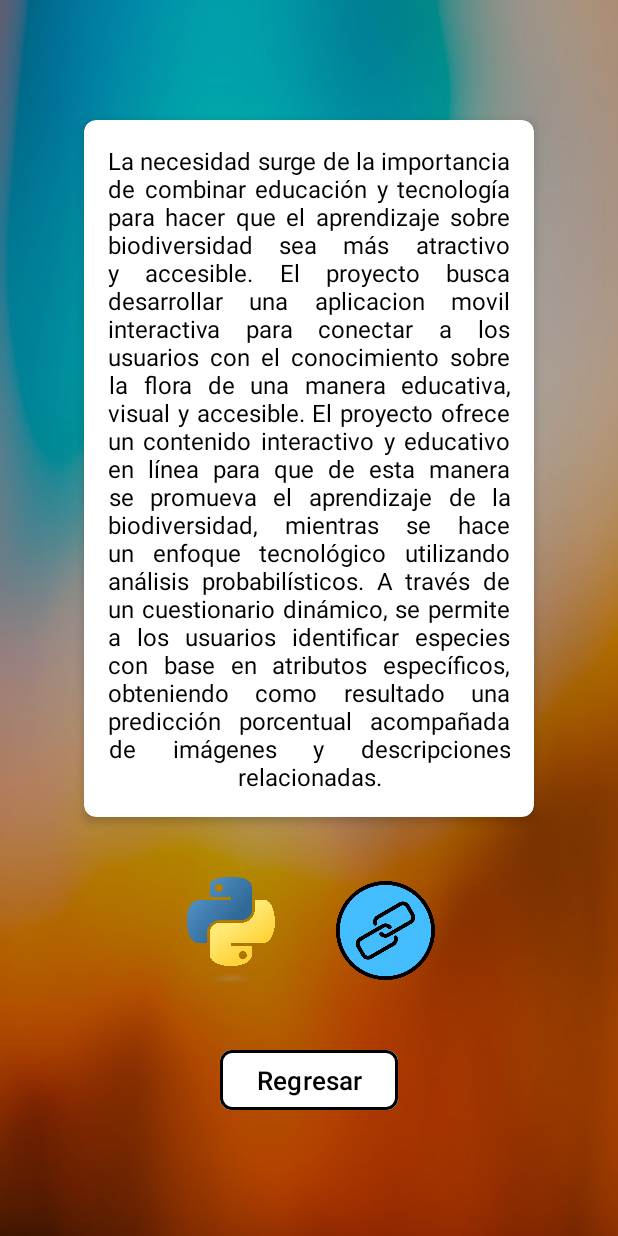
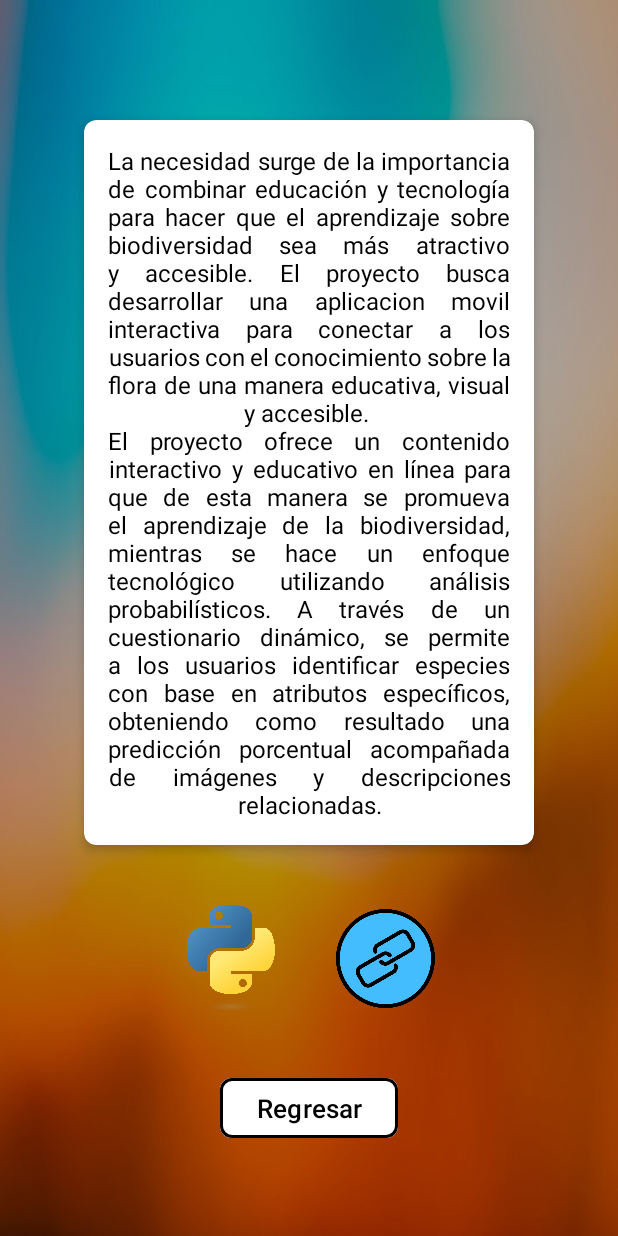
Before and after one commit to AzaelLobos/PrediccionMovil, an Android app: the layout vista_informacion.xml on its own in the app's theme, with its tools: preview values and no code run, on a phone screen of 412 x 824 dp. Run offline under Robolectric (Android 15) with nearby library versions, the phone set to English and light mode, and no system bars; network calls fail.

Commit message:
Salto de linea

```diff
--- a/proyecto/app/src/main/res/layout/vista_informacion.xml
+++ b/proyecto/app/src/main/res/layout/vista_informacion.xml
@@ -44,7 +44,7 @@
             android:justificationMode="inter_word"
             android:padding="16dp"
             android:text="La necesidad surge de la importancia de combinar educación y tecnología para hacer que el aprendizaje sobre biodiversidad sea más atractivo y accesible. El proyecto busca desarrollar una aplicacion movil interactiva para conectar a los usuarios con el conocimiento sobre la flora de una manera educativa, visual y accesible.
-El proyecto ofrece un contenido interactivo y educativo en línea para que de esta manera se promueva el aprendizaje de la biodiversidad, mientras se hace un enfoque tecnológico utilizando análisis probabilísticos. A través de un cuestionario dinámico, se permite a los usuarios identificar especies con base en atributos específicos, obteniendo como resultado una predicción porcentual acompañada de imágenes y descripciones relacionadas."
+\nEl proyecto ofrece un contenido interactivo y educativo en línea para que de esta manera se promueva el aprendizaje de la biodiversidad, mientras se hace un enfoque tecnológico utilizando análisis probabilísticos. A través de un cuestionario dinámico, se permite a los usuarios identificar especies con base en atributos específicos, obteniendo como resultado una predicción porcentual acompañada de imágenes y descripciones relacionadas."
             android:textAlignment="center"
             android:textColor="@android:color/black"
             android:textSize="16sp" />
```
